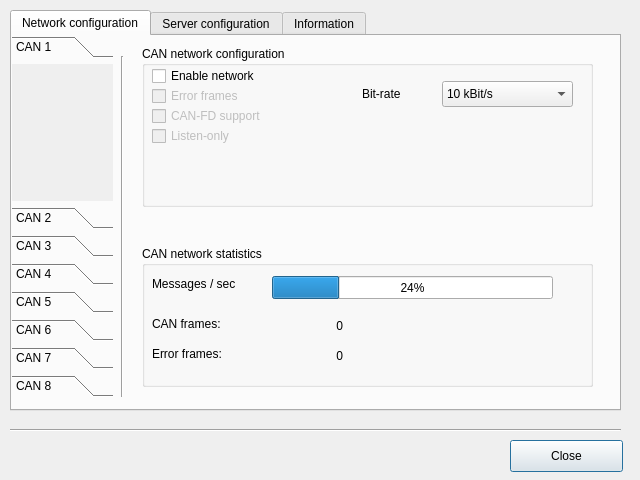
First picture: the form in source/server/forms/ServerConfig.ui, repository canpie/CANpie, before the edit.
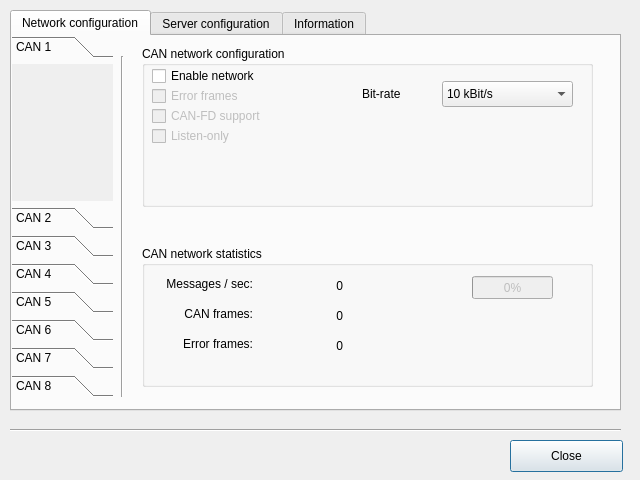
Second picture: the form after the edit. Icons and pictures are not drawn. Custom widgets are drawn as their Qt base class.

Commit message: Fixed size of dialog, new label for msg/sec

Diff of the .ui file:
```diff
--- a/source/server/forms/ServerConfig.ui
+++ b/source/server/forms/ServerConfig.ui
@@ -10,6 +10,24 @@
     <height>480</height>
    </rect>
   </property>
+  <property name="sizePolicy">
+   <sizepolicy hsizetype="Fixed" vsizetype="Fixed">
+    <horstretch>0</horstretch>
+    <verstretch>0</verstretch>
+   </sizepolicy>
+  </property>
+  <property name="minimumSize">
+   <size>
+    <width>640</width>
+    <height>480</height>
+   </size>
+  </property>
+  <property name="maximumSize">
+   <size>
+    <width>640</width>
+    <height>480</height>
+   </size>
+  </property>
   <property name="windowTitle">
    <string>Dialog</string>
   </property>
@@ -318,16 +336,19 @@
       <string>CAN network statistics</string>
      </property>
      <widget class="QProgressBar" name="pclPgbStatLoadM">
+      <property name="enabled">
+       <bool>false</bool>
+      </property>
       <property name="geometry">
        <rect>
-        <x>130</x>
+        <x>330</x>
         <y>30</y>
-        <width>281</width>
+        <width>81</width>
         <height>23</height>
        </rect>
       </property>
       <property name="value">
-       <number>24</number>
+       <number>0</number>
       </property>
      </widget>
      <widget class="QLabel" name="pclLblStatMsgM">
@@ -340,14 +361,17 @@
        </rect>
       </property>
       <property name="text">
-       <string>Messages / sec</string>
+       <string>Messages / sec:</string>
+      </property>
+      <property name="alignment">
+       <set>Qt::AlignRight|Qt::AlignTrailing|Qt::AlignVCenter</set>
       </property>
      </widget>
      <widget class="QLabel" name="pclLblStatErrM">
       <property name="geometry">
        <rect>
         <x>10</x>
-        <y>100</y>
+        <y>90</y>
         <width>101</width>
         <height>16</height>
        </rect>
@@ -355,12 +379,15 @@
       <property name="text">
        <string>Error frames:</string>
       </property>
+      <property name="alignment">
+       <set>Qt::AlignRight|Qt::AlignTrailing|Qt::AlignVCenter</set>
+      </property>
      </widget>
      <widget class="QLabel" name="pclLblStatCanM">
       <property name="geometry">
        <rect>
         <x>10</x>
-        <y>70</y>
+        <y>60</y>
         <width>101</width>
         <height>16</height>
        </rect>
@@ -368,13 +395,16 @@
       <property name="text">
        <string>CAN frames:</string>
       </property>
+      <property name="alignment">
+       <set>Qt::AlignRight|Qt::AlignTrailing|Qt::AlignVCenter</set>
+      </property>
      </widget>
      <widget class="QLabel" name="pclCntStatCanM">
       <property name="geometry">
        <rect>
-        <x>120</x>
-        <y>70</y>
-        <width>81</width>
+        <x>130</x>
+        <y>60</y>
+        <width>71</width>
         <height>20</height>
        </rect>
       </property>
@@ -389,7 +419,23 @@
       <property name="geometry">
        <rect>
         <x>130</x>
-        <y>100</y>
+        <y>90</y>
+        <width>71</width>
+        <height>20</height>
+       </rect>
+      </property>
+      <property name="text">
+       <string>0</string>
+      </property>
+      <property name="alignment">
+       <set>Qt::AlignRight|Qt::AlignTrailing|Qt::AlignVCenter</set>
+      </property>
+     </widget>
+     <widget class="QLabel" name="pclCntStatMsgM">
+      <property name="geometry">
+       <rect>
+        <x>130</x>
+        <y>30</y>
         <width>71</width>
         <height>20</height>
        </rect>
```
Left out of the diff: 70 changed lines with no effect on the pictures.
